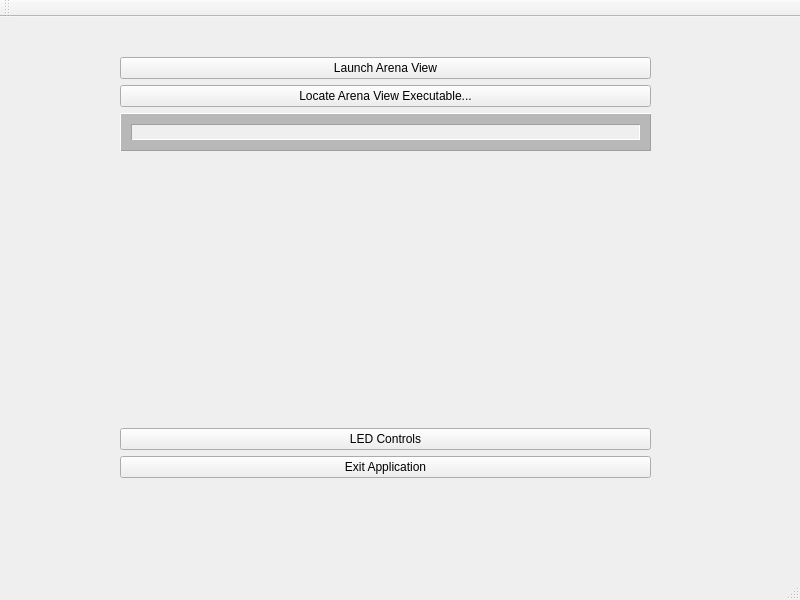
shivani-pat/Medical-Imager, file LucidQT/mainwindow.ui: the form before one commit.
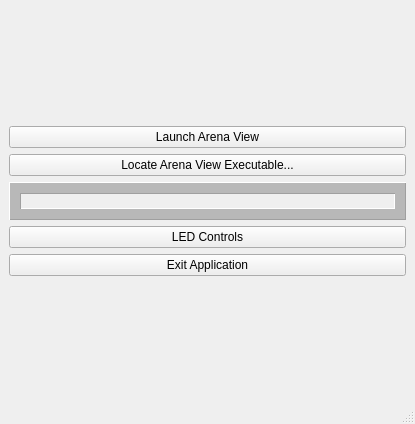
The form after the commit. Icons and pictures are not drawn.

The edit to the form file:
```diff
--- a/LucidQT/mainwindow.ui
+++ b/LucidQT/mainwindow.ui
@@ -6,42 +6,35 @@
    <rect>
     <x>0</x>
     <y>0</y>
-    <width>800</width>
-    <height>600</height>
+    <width>415</width>
+    <height>424</height>
    </rect>
   </property>
   <property name="windowTitle">
    <string>MainWindow</string>
   </property>
   <widget class="QWidget" name="centralwidget">
-   <widget class="QWidget" name="gridLayoutWidget">
-    <property name="geometry">
-     <rect>
-      <x>120</x>
-      <y>40</y>
-      <width>531</width>
-      <height>421</height>
-     </rect>
-    </property>
     <layout class="QGridLayout" name="gridLayout">
      <item row="0" column="0">
+     <layout class="QVBoxLayout" name="verticalLayout">
+      <item>
       <widget class="QPushButton" name="pushButton">
        <property name="text">
         <string>Launch Arena View</string>
        </property>
       </widget>
      </item>
-     <item row="6" column="0">
-      <widget class="QPushButton" name="pushButton_3">
+      <item>
+       <widget class="QPushButton" name="pushButton_2">
        <property name="text">
-        <string>Exit Application</string>
+         <string>Locate Arena View Executable...</string>
        </property>
       </widget>
      </item>
-     <item row="3" column="0">
+      <item>
       <widget class="QLabel" name="label">
        <property name="sizePolicy">
-        <sizepolicy hsizetype="Preferred" vsizetype="Minimum">
+         <sizepolicy hsizetype="Preferred" vsizetype="Fixed">
          <horstretch>0</horstretch>
          <verstretch>0</verstretch>
         </sizepolicy>
@@ -66,59 +59,28 @@
        </property>
       </widget>
      </item>
-     <item row="4" column="0">
-      <spacer name="verticalSpacer">
-       <property name="orientation">
-        <enum>Qt::Vertical</enum>
-       </property>
-       <property name="sizeHint" stdset="0">
-        <size>
-         <width>20</width>
-         <height>40</height>
-        </size>
-       </property>
-      </spacer>
-     </item>
-     <item row="2" column="0">
-      <widget class="QPushButton" name="pushButton_2">
-       <property name="text">
-        <string>Locate Arena View Executable...</string>
-       </property>
-      </widget>
-     </item>
-     <item row="5" column="0">
+      <item>
       <widget class="QPushButton" name="pushButton_4">
        <property name="text">
         <string>LED Controls</string>
        </property>
       </widget>
      </item>
-    </layout>
-   </widget>
-  </widget>
-  <widget class="QMenuBar" name="menubar">
-   <property name="geometry">
-    <rect>
-     <x>0</x>
-     <y>0</y>
-     <width>800</width>
-     <height>21</height>
-    </rect>
-   </property>
+      <item>
+       <widget class="QPushButton" name="pushButton_3">
+        <property name="text">
+         <string>Exit Application</string>
+        </property>
+       </widget>
+      </item>
+     </layout>
+    </item>
+   </layout>
   </widget>
   <widget class="QStatusBar" name="statusbar"/>
-  <widget class="QToolBar" name="toolBar">
-   <property name="windowTitle">
-    <string>toolBar</string>
-   </property>
-   <attribute name="toolBarArea">
-    <enum>TopToolBarArea</enum>
-   </attribute>
-   <attribute name="toolBarBreak">
-    <bool>false</bool>
-   </attribute>
-  </widget>
- </widget>
- <resources/>
+ </widget>
+ <resources>
+  <include location="stylesheets.qrc"/>
+ </resources>
  <connections/>
 </ui>
```
Left out of the diff: 6 changed lines with no effect on the pictures. Lines whose indentation alone changed are shown as unchanged.
